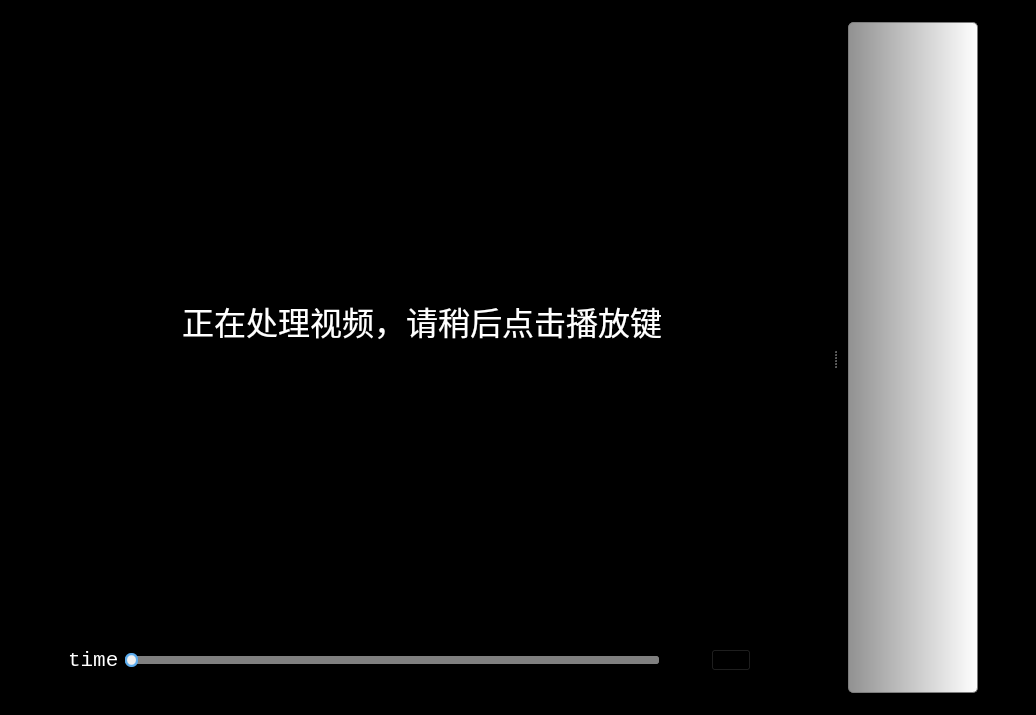
Qt form mainwindow.ui (azure42/PictureListPlayer) before a commit.
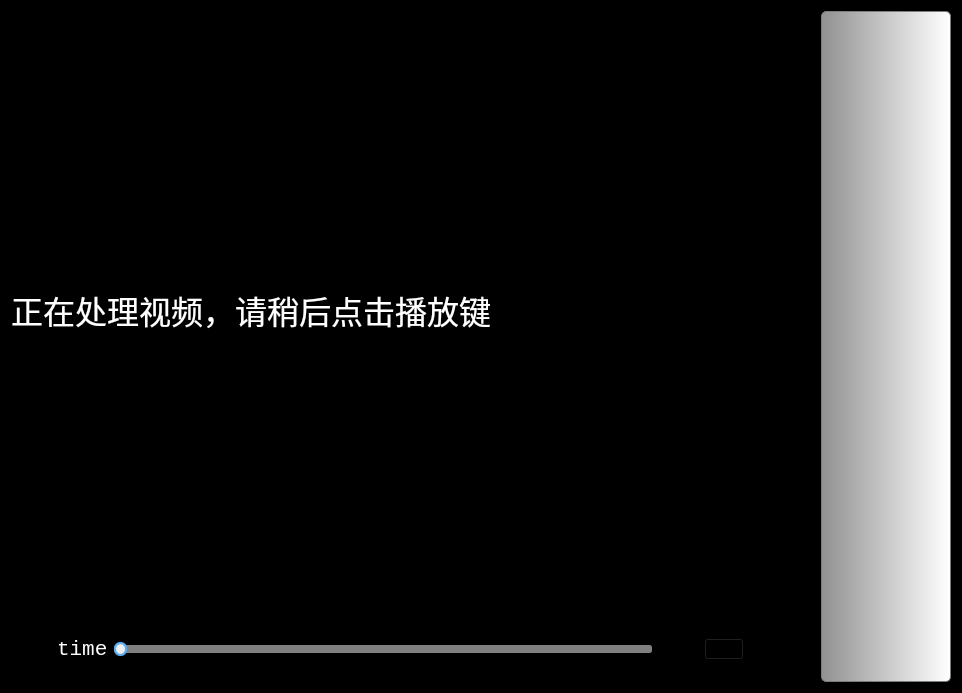
The same form after that commit. Icons and pictures are not drawn.

The edit to the form file:
```diff
--- a/mainwindow.ui
+++ b/mainwindow.ui
@@ -6,8 +6,8 @@
    <rect>
     <x>0</x>
     <y>0</y>
-    <width>958</width>
-    <height>696</height>
+    <width>962</width>
+    <height>693</height>
    </rect>
   </property>
   <property name="windowTitle">
@@ -26,52 +26,67 @@
      <verstretch>0</verstretch>
     </sizepolicy>
    </property>
-   <layout class="QHBoxLayout" name="horizontalLayout_2">
-    <item>
-     <widget class="QSplitter" name="splitter">
-      <property name="sizePolicy">
-       <sizepolicy hsizetype="Fixed" vsizetype="Fixed">
-        <horstretch>0</horstretch>
-        <verstretch>0</verstretch>
-       </sizepolicy>
-      </property>
-      <property name="orientation">
-       <enum>Qt::Horizontal</enum>
-      </property>
-      <widget class="QWidget" name="layoutWidget">
-       <layout class="QVBoxLayout" name="verticalLayout">
-        <item>
+   <property name="layoutDirection">
+    <enum>Qt::LeftToRight</enum>
+   </property>
+   <property name="autoFillBackground">
+    <bool>false</bool>
+   </property>
+   <layout class="QGridLayout" name="gridLayout">
+    <item row="0" column="0">
          <widget class="QLabel" name="imgLabel">
-          <property name="sizePolicy">
-           <sizepolicy hsizetype="Fixed" vsizetype="Fixed">
-            <horstretch>0</horstretch>
-            <verstretch>0</verstretch>
-           </sizepolicy>
-          </property>
-          <property name="minimumSize">
-           <size>
-            <width>800</width>
-            <height>600</height>
-           </size>
-          </property>
-          <property name="maximumSize">
-           <size>
-            <width>800</width>
-            <height>600</height>
-           </size>
-          </property>
           <property name="text">
            <string>&lt;html&gt;&lt;head/&gt;&lt;body&gt;&lt;p&gt;&lt;span style=&quot; font-size:24pt; color:#ffffff;&quot;&gt;正在处理视频，请稍后点击播放键&lt;/span&gt;&lt;/p&gt;&lt;/body&gt;&lt;/html&gt;</string>
           </property>
           <property name="scaledContents">
+       <bool>false</bool>
+      </property>
+     </widget>
+    </item>
+    <item row="0" column="1" rowspan="2">
+     <widget class="QListWidget" name="detailList">
+      <property name="enabled">
            <bool>true</bool>
           </property>
-          <property name="alignment">
-           <set>Qt::AlignCenter</set>
+      <property name="sizePolicy">
+       <sizepolicy hsizetype="Fixed" vsizetype="Expanding">
+        <horstretch>0</horstretch>
+        <verstretch>0</verstretch>
+       </sizepolicy>
+      </property>
+      <property name="minimumSize">
+       <size>
+        <width>130</width>
+        <height>0</height>
+       </size>
+      </property>
+      <property name="maximumSize">
+       <size>
+        <width>130</width>
+        <height>16777215</height>
+       </size>
+      </property>
+      <property name="font">
+       <font>
+        <family>微软雅黑</family>
+        <pointsize>12</pointsize>
+        <weight>50</weight>
+        <italic>false</italic>
+        <bold>false</bold>
+       </font>
+      </property>
+      <property name="styleSheet">
+       <string notr="true">
+border: 1px solid rgb(124, 124, 124);
+border-radius:5px;
+background-color: qlineargradient(spread:pad, x1:0, y1:0, x2:1, y2:0, stop:0 rgba(145, 145, 145, 255), stop:1 rgba(255, 255, 255, 255));</string>
+      </property>
+      <property name="resizeMode">
+       <enum>QListView::Adjust</enum>
           </property>
          </widget>
         </item>
-        <item>
+    <item row="1" column="0">
          <layout class="QHBoxLayout" name="ctrlLayout">
           <item>
            <widget class="QPushButton" name="openButton">
@@ -244,70 +259,6 @@
            </widget>
           </item>
          </layout>
-        </item>
-       </layout>
-      </widget>
-      <widget class="QWidget" name="">
-       <layout class="QHBoxLayout" name="horizontalLayout">
-        <item>
-         <widget class="QListWidget" name="detailList">
-          <property name="enabled">
-           <bool>true</bool>
-          </property>
-          <property name="sizePolicy">
-           <sizepolicy hsizetype="Fixed" vsizetype="Expanding">
-            <horstretch>0</horstretch>
-            <verstretch>0</verstretch>
-           </sizepolicy>
-          </property>
-          <property name="minimumSize">
-           <size>
-            <width>130</width>
-            <height>0</height>
-           </size>
-          </property>
-          <property name="maximumSize">
-           <size>
-            <width>130</width>
-            <height>16777215</height>
-           </size>
-          </property>
-          <property name="font">
-           <font>
-            <family>微软雅黑</family>
-            <pointsize>12</pointsize>
-            <weight>50</weight>
-            <italic>false</italic>
-            <bold>false</bold>
-           </font>
-          </property>
-          <property name="styleSheet">
-           <string notr="true">
-border: 1px solid rgb(124, 124, 124);
-border-radius:5px;
-background-color: qlineargradient(spread:pad, x1:0, y1:0, x2:1, y2:0, stop:0 rgba(145, 145, 145, 255), stop:1 rgba(255, 255, 255, 255));</string>
-          </property>
-          <property name="resizeMode">
-           <enum>QListView::Adjust</enum>
-          </property>
-         </widget>
-        </item>
-        <item>
-         <spacer name="horizontalSpacer">
-          <property name="orientation">
-           <enum>Qt::Horizontal</enum>
-          </property>
-          <property name="sizeHint" stdset="0">
-           <size>
-            <width>40</width>
-            <height>20</height>
-           </size>
-          </property>
-         </spacer>
-        </item>
-       </layout>
-      </widget>
-     </widget>
     </item>
    </layout>
   </widget>
```
Lines whose indentation alone changed are shown as unchanged.
